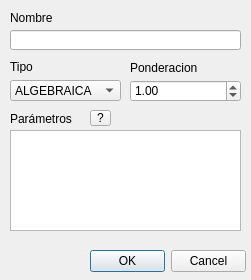
Before: the Qt Designer form UIs/agregarVar.ui in MonodetH/Promedieitor, drawn with Qt 5.
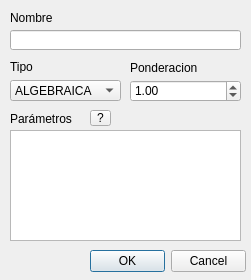
After: the same form once the commit is applied.

The edit to the form file:
```diff
--- a/UIs/agregarVar.ui
+++ b/UIs/agregarVar.ui
@@ -13,19 +13,6 @@
   <property name="windowTitle">
    <string>Agregar Variable</string>
   </property>
-  <widget class="QTextEdit" name="parVar">
-   <property name="enabled">
-    <bool>true</bool>
-   </property>
-   <property name="geometry">
-    <rect>
-     <x>10</x>
-     <y>130</y>
-     <width>231</width>
-     <height>101</height>
-    </rect>
-   </property>
-  </widget>
   <widget class="QDialogButtonBox" name="buttonBox">
    <property name="geometry">
     <rect>
@@ -167,6 +154,16 @@
     <string>?</string>
    </property>
   </widget>
+  <widget class="QPlainTextEdit" name="parVar">
+   <property name="geometry">
+    <rect>
+     <x>10</x>
+     <y>130</y>
+     <width>231</width>
+     <height>111</height>
+    </rect>
+   </property>
+  </widget>
  </widget>
  <resources/>
  <connections/>
```
Left out of the diff: 8 changed lines with no effect on the pictures.
